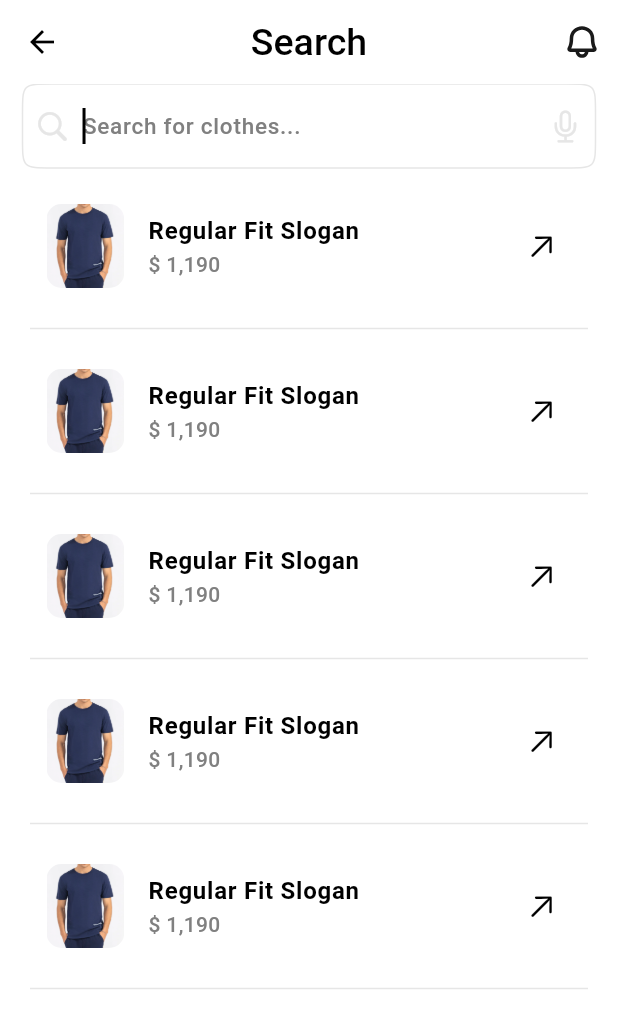
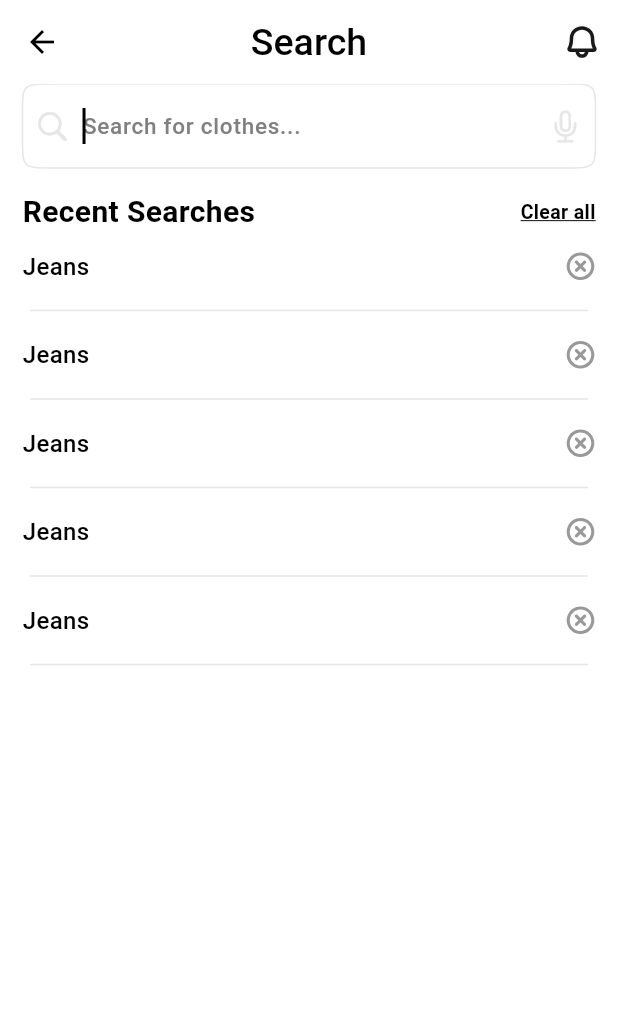
Before and after one commit to Selim513/e_commerce_fitmode, a Flutter app: the SearchView screen opened by its route, on a phone screen of 412 x 824 dp. Shown: the top 1028 px of the screen. Run offline on Flutter 3.47's test engine with Material 3 defaults, Android fonts, the phone set to English and light mode, and no system bars; our stand-ins replace buttons_tabbar, flutter_bloc, flutter_svg, gap, go_router, google_fonts and 2 more; accounts and stored records are empty.

Commit message:
recent search result ui done create saved item file

```diff
--- a/lib/core/utils/app_fonts.dart
+++ b/lib/core/utils/app_fonts.dart
@@ -13,9 +13,10 @@ abstract class AppFontStyle {
       fontSize: 16, color: Colors.black, fontWeight: FontWeight.w500);
   static TextStyle underLineText = const TextStyle(
     fontSize: 13,
+
     color: Colors.black,
     fontWeight: FontWeight.bold,
-    decorationThickness: 2.0, // Customize underline thickness
+    decorationThickness: 1.0, // Customize underline thickness
 
     decoration: TextDecoration.underline,
   );
--- a/lib/core/utils/routes.dart
+++ b/lib/core/utils/routes.dart
@@ -2,6 +2,7 @@ import 'package:e_commerce_fitmode/features/auth/presentation/views/create_accou
 import 'package:e_commerce_fitmode/features/auth/presentation/views/login_view.dart';
 import 'package:e_commerce_fitmode/features/auth/presentation/views/password_reset_view.dart';
 import 'package:e_commerce_fitmode/features/home/presentation/views/notification_view.dart';
+import 'package:e_commerce_fitmode/features/home/presentation/views/saved_item_view.dart';
 import 'package:e_commerce_fitmode/features/home/presentation/views/search_view.dart';
 import 'package:e_commerce_fitmode/features/home/presentation/views/widgets/custom_bottom_nav_bar.dart';
 import 'package:e_commerce_fitmode/features/on_boarding/presentation/views/get_started_view.dart';
@@ -19,6 +20,7 @@ abstract class AppRoute {
   static const String bottomNavBar = '/navBar';
   static const String notification = '/notification';
   static const String search = '/search';
+  static const String savedItem = '/savedItem';
 
   static GoRouter router =
       GoRouter(initialLocation: splashScreen, routes: <RouteBase>[
@@ -69,6 +71,11 @@ abstract class AppRoute {
             name: search,
             builder: (context, state) => const SearchView(),
           ),
+          GoRoute(
+            path: savedItem,
+            name: savedItem,
+            builder: (context, state) => const SavedItemView(),
+          )
         ])
   ]);
 }
--- /dev/null
+++ b/lib/features/home/presentation/views/saved_item_view.dart
@@ -0,0 +1,10 @@
+import 'package:flutter/material.dart';
+
+class SavedItemView extends StatelessWidget {
+  const SavedItemView({super.key});
+
+  @override
+  Widget build(BuildContext context) {
+    return Container();
+  }
+}
--- a/lib/features/home/presentation/views/search_view.dart
+++ b/lib/features/home/presentation/views/search_view.dart
@@ -1,9 +1,10 @@
+import 'package:e_commerce_fitmode/core/utils/app_fonts.dart';
 import 'package:e_commerce_fitmode/features/home/presentation/views/widgets/custom_primary_appbar.dart';
 import 'package:flutter/material.dart';
 import 'package:gap/gap.dart';
 
 import 'widgets/cusotm_search_bar.dart';
-import 'widgets/cusotm_search_result_listview.dart';
+import 'widgets/custom_recent_search_result_listview.dart';
 
 class SearchView extends StatelessWidget {
   const SearchView({super.key});
@@ -20,10 +21,36 @@ class SearchView extends StatelessWidget {
             CustomSearchBar(),
             Gap(5),
             // CustomNoSerachData(),
-            CustomSearchResultListView()
+            // CustomSearchResultListView()
+            // CustomRecentSearchTitleSection(),
+            Gap(10),
+            CustomRecentSearchResultListView()
           ],
         ),
       ),
     );
   }
 }
+
+class CustomRecentSearchTitleSection extends StatelessWidget {
+  const CustomRecentSearchTitleSection({super.key});
+
+  @override
+  Widget build(BuildContext context) {
+    return Row(
+      children: [
+        Text(
+          'Recent Searches',
+          style: AppFontStyle.titleFonts30.copyWith(fontSize: 20),
+        ),
+        const Spacer(),
+        GestureDetector(
+          child: Text(
+            'Clear all',
+            style: AppFontStyle.underLineText,
+          ),
+        )
+      ],
+    );
+  }
+}
--- /dev/null
+++ b/lib/features/home/presentation/views/widgets/custom_recent_search_result_item.dart
@@ -0,0 +1,34 @@
+
+import 'package:e_commerce_fitmode/core/utils/assets_helper.dart';
+import 'package:flutter/material.dart';
+
+import '../../../../../core/utils/app_fonts.dart';
+import '../../../../../core/widgets/custom_divider.dart';
+
+class CustomRecentSearchResultItem extends StatelessWidget {
+  const CustomRecentSearchResultItem({
+    super.key,
+  });
+
+  @override
+  Widget build(BuildContext context) {
+    return Column(
+      children: [
+        Padding(
+          padding: const EdgeInsets.symmetric(vertical: 10),
+          child: Row(
+            children: [
+              Text(
+                'Jeans',
+                style: AppFontStyle.reqgularFont,
+              ),
+              const Spacer(),
+              AssetsHelper.icons(name: 'cancel', width: 20)
+            ],
+          ),
+        ),
+        const CustomDivider(),
+      ],
+    );
+  }
+}
--- /dev/null
+++ b/lib/features/home/presentation/views/widgets/custom_recent_search_result_listview.dart
@@ -0,0 +1,25 @@
+import 'package:e_commerce_fitmode/features/home/presentation/views/search_view.dart';
+import 'package:flutter/material.dart';
+
+import 'custom_recent_search_result_item.dart';
+
+class CustomRecentSearchResultListView extends StatelessWidget {
+  const CustomRecentSearchResultListView({super.key});
+
+  @override
+  Widget build(BuildContext context) {
+    return Expanded(
+      child: CustomScrollView(
+        slivers: [
+          const SliverToBoxAdapter(
+            child: CustomRecentSearchTitleSection(),
+          ),
+          SliverList(
+              delegate: SliverChildBuilderDelegate(
+                  (context, index) => const CustomRecentSearchResultItem(),
+                  childCount: 5))
+        ],
+      ),
+    );
+  }
+}
--- a/pubspec.yaml
+++ b/pubspec.yaml
@@ -18,6 +18,7 @@ dependencies:
   go_router: ^14.6.2
   google_fonts: ^6.2.1
   lottie: ^3.1.3
+
   persistent_bottom_nav_bar: ^6.2.1
   supabase_flutter: ^2.8.1
 
```
Also changed, not shown: assets/icons/cancel.svg (added).
